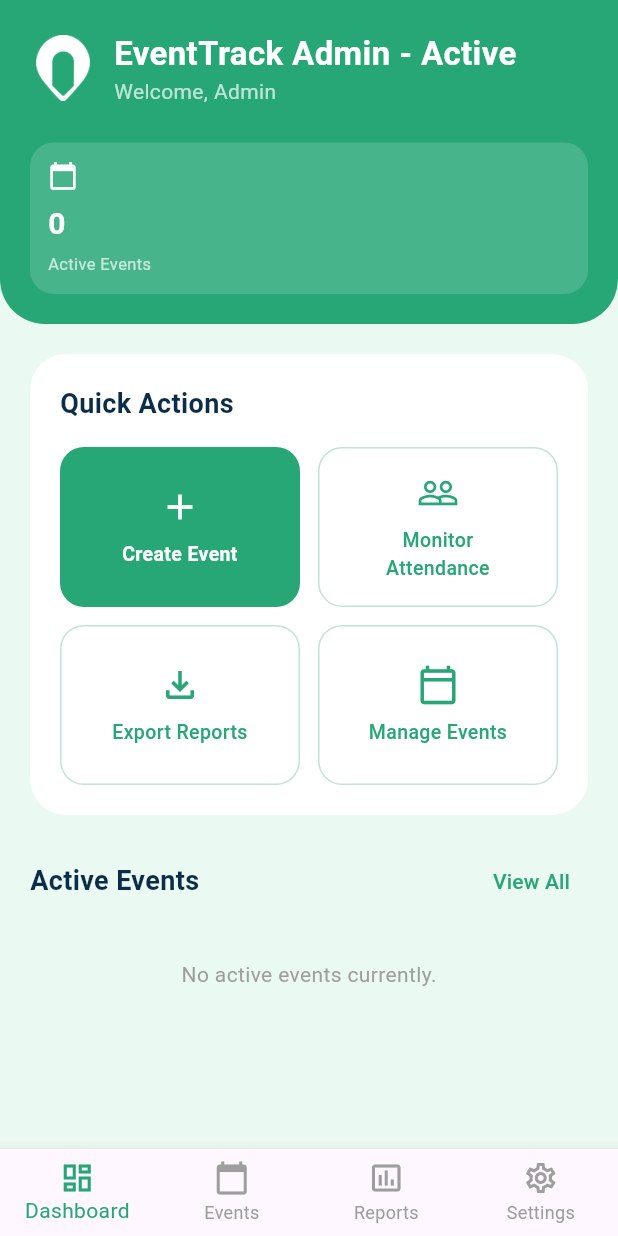
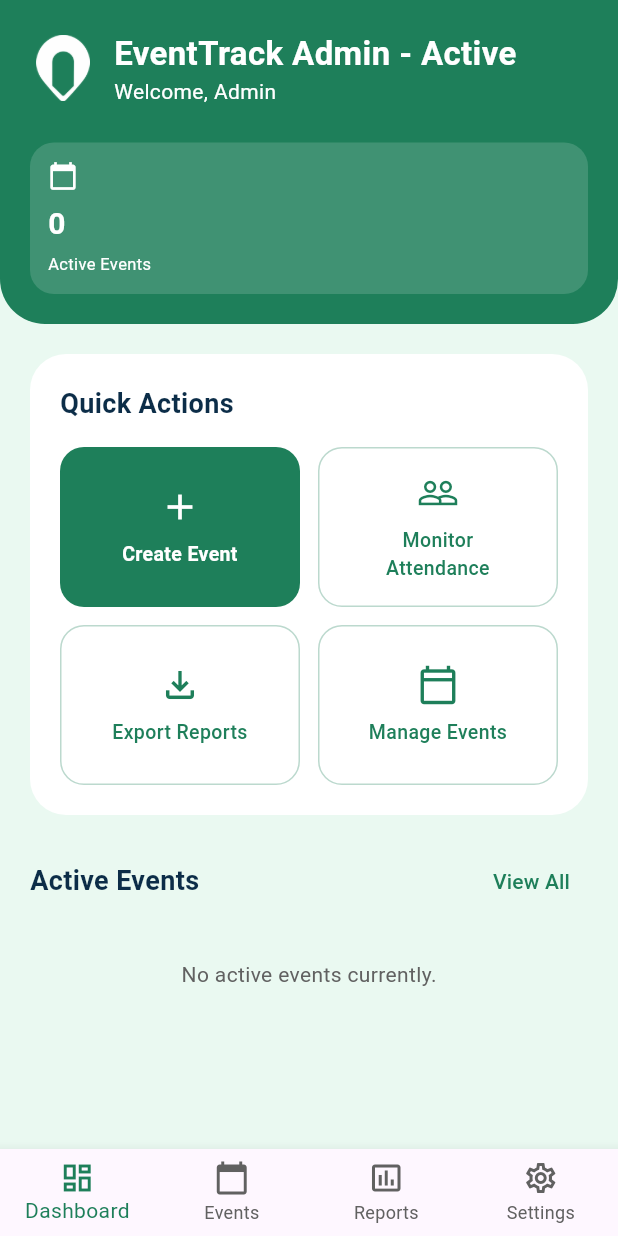
Before and after one commit to acesuus/EventTrack-App, a Flutter app: the AdminDashboardScreen screen opened directly, item 2 of the bottom bar chosen, after a tap on the "arrow back ios" icon, on a phone screen of 412 x 824 dp. Run offline on Flutter 3.47's test engine with Material 3 defaults, Android fonts, the phone set to English and light mode, and no system bars; our stand-ins replace cloud_firestore, csv, device_info_plus, file_picker, firebase_auth, firebase_core and 7 more; accounts and stored records are empty.

Commit message:
Fix critical UI/UX issues: logout data loss, contrast, a11y, nav
- Confirm logout and keep the offline attendance queue
- Darken brand green to #1E7F5A (WCAG AA) and low-contrast greys
- Shared app theme for student and admin apps
- Tooltips/semantic labels on icon buttons and login fields; 48px targets
- Show load errors instead of misleading empty states
- Admin Dashboard tab returns to root; View Attendance preselects event
- Remove dead Forgot Password and refresh controls
- Consent screen scrolls, tappable agreement, Open Settings, loading state

```diff
--- a/lib/admin_dashboard.dart
+++ b/lib/admin_dashboard.dart
@@ -21,7 +21,7 @@ class _AdminDashboardScreenState extends State<AdminDashboardScreen> {
   final int _selectedIndex = 0;
 
   // Theme Colors based on your UI
-  final Color _primaryGreen = const Color(0xFF28A776);
+  final Color _primaryGreen = const Color(0xFF1E7F5A);
   final Color _lightGreenBg = const Color(0xFFEAF9F1);
   final Color _darkText = const Color(0xFF0C2D48);
 
@@ -149,7 +149,7 @@ class _AdminDashboardScreenState extends State<AdminDashboardScreen> {
         type: BottomNavigationBarType.fixed,
         currentIndex: _selectedIndex,
         selectedItemColor: _primaryGreen,
-        unselectedItemColor: Colors.grey,
+        unselectedItemColor: Color(0xFF616161),
         onTap: (index) {
           if (index == 0) return;
           if (index == 1) {
@@ -231,7 +231,7 @@ class _AdminDashboardScreenState extends State<AdminDashboardScreen> {
                     ),
                     Text(
                       'Welcome, Admin',
-                      style: TextStyle(color: Colors.white70, fontSize: 14),
+                      style: TextStyle(color: Colors.white, fontSize: 14),
                     ),
                   ],
                 ),
@@ -293,7 +293,7 @@ class _AdminDashboardScreenState extends State<AdminDashboardScreen> {
             const SizedBox(height: 4),
             Text(
               label,
-              style: const TextStyle(color: Colors.white70, fontSize: 11),
+              style: const TextStyle(color: Colors.white, fontSize: 11),
             ),
           ],
         ),
@@ -458,6 +458,7 @@ class _AdminDashboardScreenState extends State<AdminDashboardScreen> {
                   .orderBy('startTime')
                   .snapshots(),
               builder: (context, snapshot) {
+                if (snapshot.hasError) return const Padding(padding: EdgeInsets.all(20), child: Center(child: Text("Couldn't load data. Check your internet connection.", textAlign: TextAlign.center)));
                 if (snapshot.connectionState == ConnectionState.waiting) {
                   return const Padding(
                     padding: EdgeInsets.all(20.0),
@@ -472,7 +473,7 @@ class _AdminDashboardScreenState extends State<AdminDashboardScreen> {
                     child: Center(
                       child: Text(
                         "No active events currently.",
-                        style: TextStyle(color: Colors.grey),
+                        style: TextStyle(color: Color(0xFF616161)),
                       ),
                     ),
                   );
@@ -492,7 +493,7 @@ class _AdminDashboardScreenState extends State<AdminDashboardScreen> {
                     child: Center(
                       child: Text(
                         "No active events currently.",
-                        style: TextStyle(color: Colors.grey),
+                        style: TextStyle(color: Color(0xFF616161)),
                       ),
                     ),
                   );
--- a/lib/create_event_screen.dart
+++ b/lib/create_event_screen.dart
@@ -22,7 +22,7 @@ class _CreateEventScreenState extends State<CreateEventScreen> {
   final FirebaseFirestore _firestore = FirebaseFirestore.instance;
 
   // Theme Colors
-  final Color _primaryGreen = const Color(0xFF28A776);
+  final Color _primaryGreen = const Color(0xFF1E7F5A);
   final Color _lightGreenBg = const Color(0xFFEAF9F1);
   final Color _darkText = const Color(0xFF0C2D48);
 
@@ -411,7 +411,7 @@ class _CreateEventScreenState extends State<CreateEventScreen> {
             onChanged: onChanged,
             decoration: InputDecoration(
               hintText: hint,
-              hintStyle: TextStyle(color: Colors.grey.shade400, fontSize: 14),
+              hintStyle: TextStyle(color: Colors.grey.shade600, fontSize: 14),
               contentPadding: const EdgeInsets.symmetric(horizontal: 16, vertical: 12),
               border: OutlineInputBorder(borderRadius: BorderRadius.circular(12), borderSide: BorderSide(color: Colors.grey.shade300)),
               enabledBorder: OutlineInputBorder(borderRadius: BorderRadius.circular(12), borderSide: BorderSide(color: Colors.grey.shade300)),
@@ -438,7 +438,7 @@ class _CreateEventScreenState extends State<CreateEventScreen> {
           keyboardType: TextInputType.number,
           decoration: InputDecoration(
             hintText: 'e.g., 10',
-            hintStyle: TextStyle(color: Colors.grey.shade400, fontSize: 14),
+            hintStyle: TextStyle(color: Colors.grey.shade600, fontSize: 14),
             contentPadding: const EdgeInsets.symmetric(horizontal: 16, vertical: 12),
             border: OutlineInputBorder(borderRadius: BorderRadius.circular(12), borderSide: BorderSide(color: Colors.grey.shade300)),
             enabledBorder: OutlineInputBorder(borderRadius: BorderRadius.circular(12), borderSide: BorderSide(color: Colors.grey.shade300)),
--- a/lib/main_admin.dart
+++ b/lib/main_admin.dart
@@ -3,14 +3,16 @@ import 'package:flutter/material.dart';
 
 import 'admin_auth_screen.dart';
 import 'firebase_options.dart';
+import 'widgets/student_ui.dart';
 
 void main() async {
   WidgetsFlutterBinding.ensureInitialized();
   await Firebase.initializeApp(options: DefaultFirebaseOptions.currentPlatform);
 
-  runApp(const MaterialApp(
+  runApp(MaterialApp(
     title: 'EventTrack Admin',
-    home: AdminAuthGate(),
+    theme: StudentUi.theme,
+    home: const AdminAuthGate(),
     debugShowCheckedModeBanner: false,
   ));
 }
--- a/lib/main_student.dart
+++ b/lib/main_student.dart
@@ -7,6 +7,7 @@ import 'firebase_options.dart';
 import 'student_consent_screen.dart';
 import 'student_dashboard.dart';
 import 'student_login_screen.dart';
+import 'widgets/student_ui.dart';
 
 void main() async {
   WidgetsFlutterBinding.ensureInitialized();
@@ -27,6 +28,7 @@ void main() async {
   runApp(
     MaterialApp(
       title: 'EventTrack Student',
+      theme: StudentUi.theme,
       home: isLoggedIn
           ? (hasConsented
                 ? StudentDashboardScreen(
--- a/lib/manage_events_screen.dart
+++ b/lib/manage_events_screen.dart
@@ -18,7 +18,7 @@ class _ManageEventsScreenState extends State<ManageEventsScreen> {
   final FirebaseFirestore _firestore = FirebaseFirestore.instance;
 
   // Theme Colors matching your UI
-  final Color _primaryGreen = const Color(0xFF28A776);
+  final Color _primaryGreen = const Color(0xFF1E7F5A);
   final Color _lightGreenBg = const Color(0xFFEAF9F1);
   final Color _darkText = const Color(0xFF0C2D48);
 
@@ -39,6 +39,7 @@ class _ManageEventsScreenState extends State<ManageEventsScreen> {
         // REAL FIREBASE CONNECTION
         stream: _firestore.collection('events').orderBy('startTime', descending: true).snapshots(),
         builder: (context, snapshot) {
+          if (snapshot.hasError) return const Padding(padding: EdgeInsets.all(20), child: Center(child: Text("Couldn't load data. Check your internet connection.", textAlign: TextAlign.center)));
           if (snapshot.connectionState == ConnectionState.waiting) {
             return const Center(child: CircularProgressIndicator());
           }
@@ -132,7 +133,7 @@ class _ManageEventsScreenState extends State<ManageEventsScreen> {
                         const Center(
                           child: Padding(
                             padding: EdgeInsets.all(20.0),
-                            child: Text("No events on this date.", style: TextStyle(color: Colors.grey)),
+                            child: Text("No events on this date.", style: TextStyle(color: Color(0xFF616161))),
                           ),
                         )
                       else
@@ -164,6 +165,7 @@ class _ManageEventsScreenState extends State<ManageEventsScreen> {
       backgroundColor: _primaryGreen,
       elevation: 0,
       leading: IconButton(
+        tooltip: 'Back',
         icon: const Icon(Icons.arrow_back_ios, color: Colors.white, size: 18),
         onPressed: () => Navigator.pop(context),
       ),
@@ -175,7 +177,7 @@ class _ManageEventsScreenState extends State<ManageEventsScreen> {
             crossAxisAlignment: CrossAxisAlignment.start,
             children: [
               const Text('Manage Events', style: TextStyle(color: Colors.white, fontSize: 20, fontWeight: FontWeight.bold)),
-              Text('$count total events', style: const TextStyle(color: Colors.white70, fontSize: 12)),
+              Text('$count total events', style: const TextStyle(color: Colors.white, fontSize: 12)),
             ],
           );
         }
@@ -183,19 +185,16 @@ class _ManageEventsScreenState extends State<ManageEventsScreen> {
       actions: [
         Padding(
           padding: const EdgeInsets.only(right: 16.0, top: 8, bottom: 8),
-          child: InkWell(
-            onTap: () {
+          child: IconButton(
+            tooltip: 'Create event',
+            onPressed: () {
               Navigator.push(context, MaterialPageRoute(builder: (context) => CreateEventScreen(preSelectedDate: _selectedDay)));
             },
-            borderRadius: BorderRadius.circular(12),
-            child: Container(
-              padding: const EdgeInsets.all(8),
-              decoration: BoxDecoration(
-                color: Colors.white,
-                borderRadius: BorderRadius.circular(12),
-              ),
-              child: Icon(Icons.add, color: _primaryGreen, size: 24),
+            style: IconButton.styleFrom(
+              backgroundColor: Colors.white,
+              shape: RoundedRectangleBorder(borderRadius: BorderRadius.circular(12)),
             ),
+            icon: Icon(Icons.add, color: _primaryGreen, size: 24),
           ),
         ),
       ],
@@ -295,7 +294,12 @@ class _ManageEventsScreenState extends State<ManageEventsScreen> {
                   onTap: () {
                     Navigator.push(
                       context,
-                      MaterialPageRoute(builder: (context) => const AttendanceMonitoringScreen()),
+                      MaterialPageRoute(
+                        builder: (context) => AttendanceMonitoringScreen(
+                          initialEventId: eventId,
+                          initialEventData: data,
+                        ),
+                      ),
                     );
                   },
                 ),
@@ -344,11 +348,11 @@ class _ManageEventsScreenState extends State<ManageEventsScreen> {
       type: BottomNavigationBarType.fixed,
       currentIndex: 1, // Focus on 'Events' tab
       selectedItemColor: _primaryGreen,
-      unselectedItemColor: Colors.grey,
+      unselectedItemColor: Color(0xFF616161),
       onTap: (index) {
         if (index == 1) return; // Already on this tab
         if (index == 0) {
-          Navigator.pop(context); // Go back to Dashboard
+          Navigator.popUntil(context, (route) => route.isFirst); // Dashboard is the root route
         } else if (index == 2) {
           Navigator.pushReplacement(context, PageRouteBuilder(pageBuilder: (_, _, _) => const AttendanceMonitoringScreen(), transitionDuration: Duration.zero));
         } else if (index == 3) {
--- a/lib/student_home_screen.dart
+++ b/lib/student_home_screen.dart
@@ -14,7 +14,7 @@ class StudentHomeScreen extends StatefulWidget {
 
 class _StudentHomeScreenState extends State<StudentHomeScreen> {
   final FirebaseFirestore _firestore = FirebaseFirestore.instance;
-  final Color _primaryGreen = const Color(0xFF28A776);
+  final Color _primaryGreen = const Color(0xFF1E7F5A);
 
   StreamSubscription<Position>? _positionStream;
   String _statusMessage = "Scanning for nearby events...";
@@ -213,7 +213,7 @@ class _StudentHomeScreenState extends State<StudentHomeScreen> {
                   const SizedBox(height: 10),
                   const Text(
                     "Keep this app open while entering the venue.",
-                    style: TextStyle(color: Colors.grey),
+                    style: TextStyle(color: Color(0xFF616161)),
                   )
                 ],
               ),
--- a/lib/widgets/app_data_dialog.dart
+++ b/lib/widgets/app_data_dialog.dart
@@ -17,7 +17,7 @@ class AppDataDialog extends StatelessWidget {
   final Widget content;
   final List<Widget> actions;
 
-  static const green = Color(0xFF28A776);
+  static const green = Color(0xFF1E7F5A);
   static const paleGreen = Color(0xFFEAF9F1);
   static const darkText = Color(0xFF0C2D48);
 
--- a/lib/widgets/student_ui.dart
+++ b/lib/widgets/student_ui.dart
@@ -1,11 +1,16 @@
 import 'package:flutter/material.dart';
 
 abstract final class StudentUi {
-  static const green = Color(0xFF28A776);
+  static const green = Color(0xFF1E7F5A);
   static const ink = Color(0xFF0C2D48);
   static const muted = Color(0xFF63716B);
   static const background = Color(0xFFF5F7F6);
   static const line = Color(0xFFE0E6E2);
+
+  /// Shared app theme so default widgets (spinners, dialogs, text buttons) use the brand green.
+  static final theme = ThemeData(
+    colorScheme: ColorScheme.fromSeed(seedColor: green, primary: green),
+  );
 }
 
 class StudentSurface extends StatelessWidget {
```
Also changed, not shown: lib/admin_auth_screen.dart (+4 -4 lines), lib/admin_settings_screen.dart (+6 -5 lines), lib/attendance_monitoring_screen.dart (+24 -19 lines), lib/student_consent_screen.dart (+36 -17 lines), lib/student_dashboard.dart (+57 -26 lines), lib/student_login_screen.dart (+33 -29 lines).
